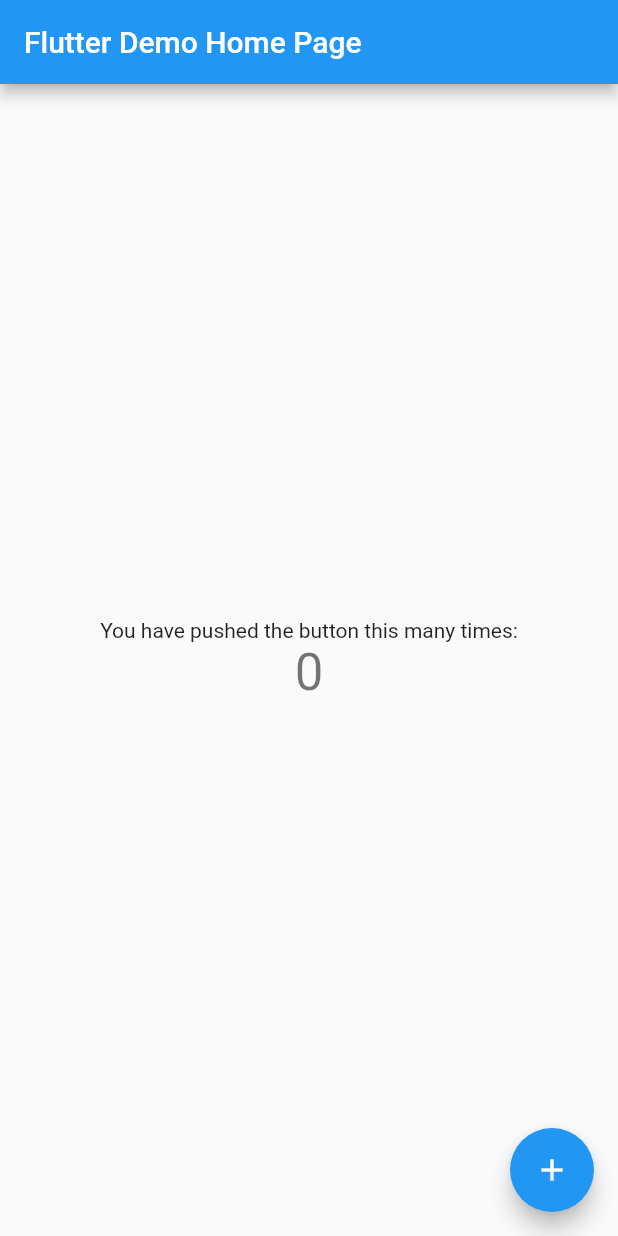
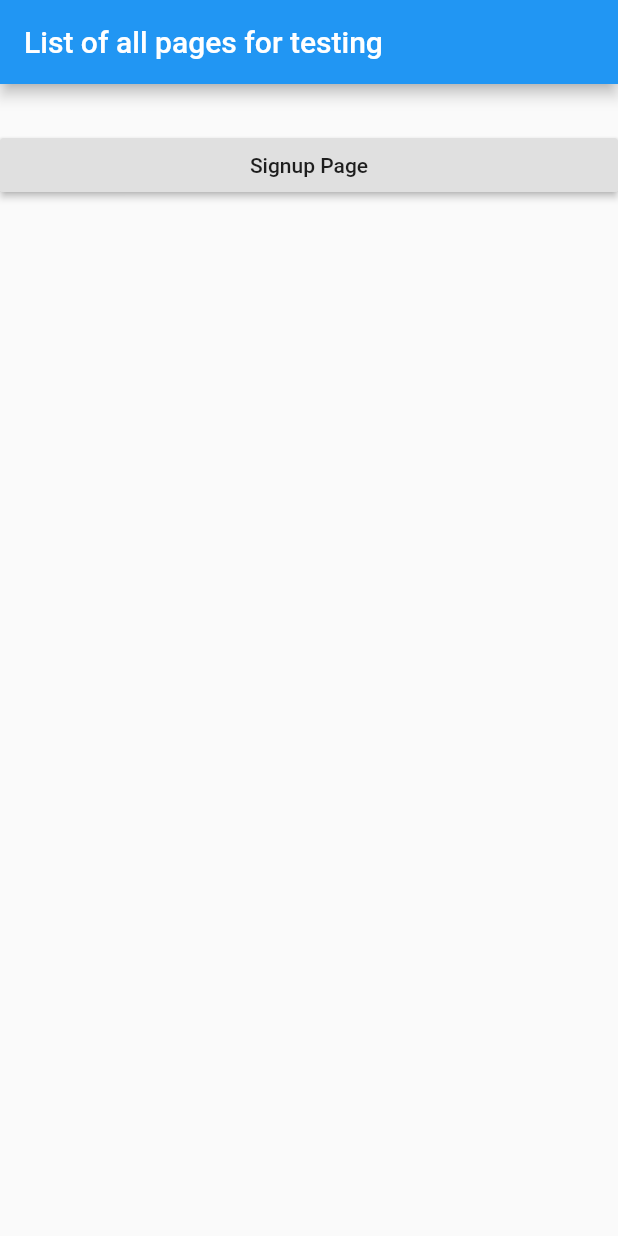
Before and after one commit to Nikhil713/MecDrive-Prototype, a Flutter app: the screen it shows after launch, on a phone screen of 412 x 824 dp. Run offline on Flutter 3.47's test engine with Material 2 defaults, Android fonts, the phone set to English and light mode, and no system bars.

Commit message:
Added Signup Page

```diff
--- a/lib/main.dart
+++ b/lib/main.dart
@@ -1,111 +1,44 @@
 import 'package:flutter/material.dart';
+import './authentication/signup.dart';
 
 void main() => runApp(MyApp());
 
 class MyApp extends StatelessWidget {
-  // This widget is the root of your application.
   @override
   Widget build(BuildContext context) {
     return MaterialApp(
       title: 'Flutter Demo',
       theme: ThemeData(
-        // This is the theme of your application.
-        //
-        // Try running your application with "flutter run". You'll see the
-        // application has a blue toolbar. Then, without quitting the app, try
-        // changing the primarySwatch below to Colors.green and then invoke
-        // "hot reload" (press "r" in the console where you ran "flutter run",
-        // or simply save your changes to "hot reload" in a Flutter IDE).
-        // Notice that the counter didn't reset back to zero; the application
-        // is not restarted.
         primarySwatch: Colors.blue,
       ),
-      home: MyHomePage(title: 'Flutter Demo Home Page'),
+      routes: {
+        '/signup': (BuildContext context) => AuthPage(),
+      },
+      home: Mainwidget(),
     );
   }
 }
 
-class MyHomePage extends StatefulWidget {
-  MyHomePage({Key key, this.title}) : super(key: key);
-
-  // This widget is the home page of your application. It is stateful, meaning
-  // that it has a State object (defined below) that contains fields that affect
-  // how it looks.
-
-  // This class is the configuration for the state. It holds the values (in this
-  // case the title) provided by the parent (in this case the App widget) and
-  // used by the build method of the State. Fields in a Widget subclass are
-  // always marked "final".
-
-  final String title;
-
-  @override
-  _MyHomePageState createState() => _MyHomePageState();
-}
-
-class _MyHomePageState extends State<MyHomePage> {
-  int _counter = 0;
-
-  void _incrementCounter() {
-    setState(() {
-      // This call to setState tells the Flutter framework that something has
-      // changed in this State, which causes it to rerun the build method below
-      // so that the display can reflect the updated values. If we changed
-      // _counter without calling setState(), then the build method would not be
-      // called again, and so nothing would appear to happen.
-      _counter++;
-    });
-  }
-
+class Mainwidget extends StatelessWidget{
   @override
   Widget build(BuildContext context) {
-    // This method is rerun every time setState is called, for instance as done
-    // by the _incrementCounter method above.
-    //
-    // The Flutter framework has been optimized to make rerunning build methods
-    // fast, so that you can just rebuild anything that needs updating rather
-    // than having to individually change instances of widgets.
-    return Scaffold(
-      appBar: AppBar(
-        // Here we take the value from the MyHomePage object that was created by
-        // the App.build method, and use it to set our appbar title.
-        title: Text(widget.title),
-      ),
-      body: Center(
-        // Center is a layout widget. It takes a single child and positions it
-        // in the middle of the parent.
-        child: Column(
-          // Column is also layout widget. It takes a list of children and
-          // arranges them vertically. By default, it sizes itself to fit its
-          // children horizontally, and tries to be as tall as its parent.
-          //
-          // Invoke "debug painting" (press "p" in the console, choose the
-          // "Toggle Debug Paint" action from the Flutter Inspector in Android
-          // Studio, or the "Toggle Debug Paint" command in Visual Studio Code)
-          // to see the wireframe for each widget.
-          //
-          // Column has various properties to control how it sizes itself and
-          // how it positions its children. Here we use mainAxisAlignment to
-          // center the children vertically; the main axis here is the vertical
-          // axis because Columns are vertical (the cross axis would be
-          // horizontal).
-          mainAxisAlignment: MainAxisAlignment.center,
+return Scaffold(
+  appBar: AppBar(title: Text('List of all pages for testing'),),
+        body: Column(
+          crossAxisAlignment: CrossAxisAlignment.stretch,
           children: <Widget>[
-            Text(
-              'You have pushed the button this many times:',
+            SizedBox(
+              height: 30.0,
             ),
-            Text(
-              '$_counter',
-              style: Theme.of(context).textTheme.display1,
-            ),
+            RaisedButton(
+              onPressed: () {
+                print('Hello');
+                Navigator.pushNamed(context, '/signup');
+              },
+              child: Text('Signup Page'),
+            )
           ],
         ),
-      ),
-      floatingActionButton: FloatingActionButton(
-        onPressed: _incrementCounter,
-        tooltip: 'Increment',
-        child: Icon(Icons.add),
-      ), // This trailing comma makes auto-formatting nicer for build methods.
-    );
+      );
   }
 }
```
Also changed, not shown: lib/authentication/signup.dart (added, +234 -0 lines).
